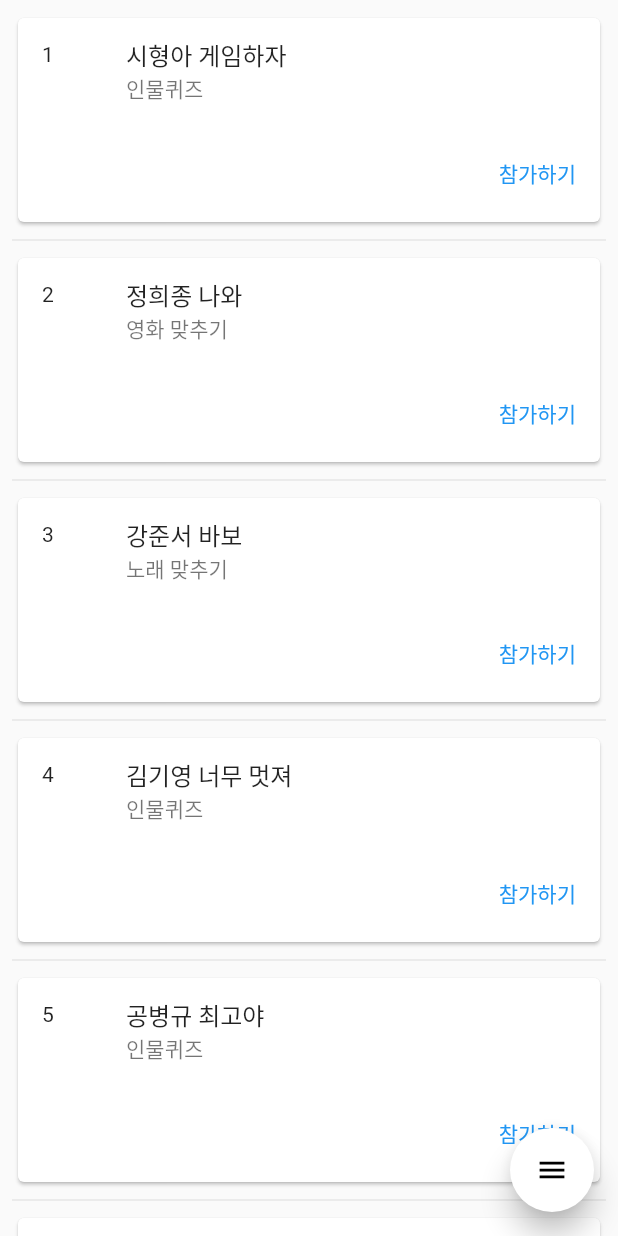
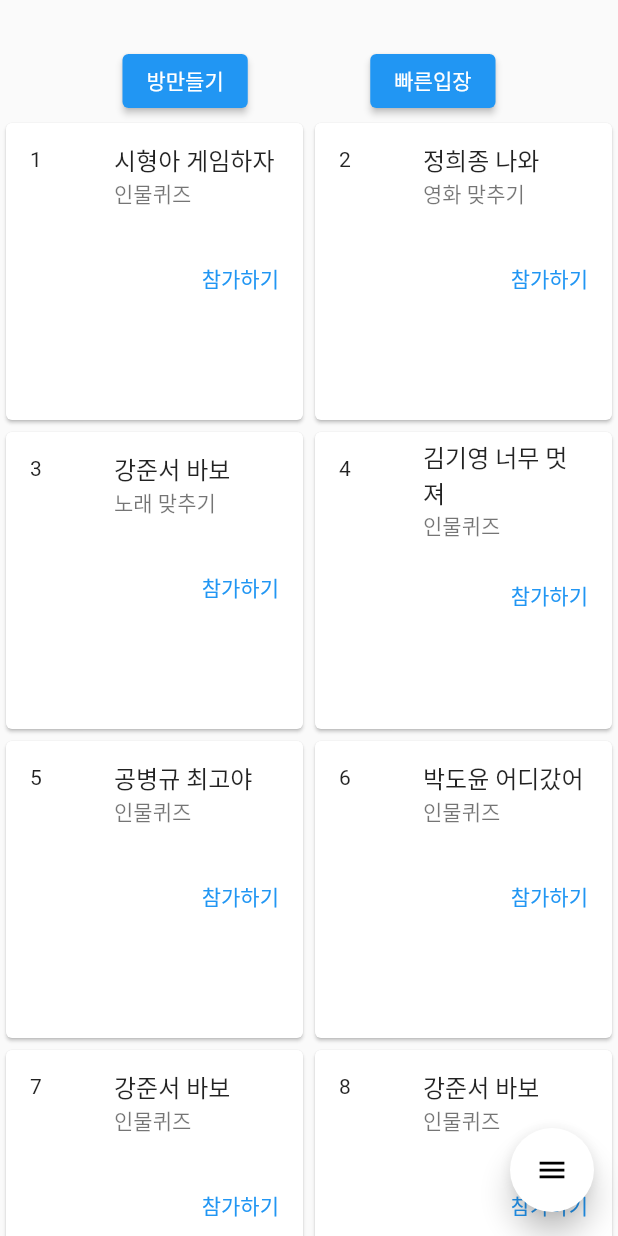
Before and after one commit to sihyeong671/quizApp, a Flutter app: the Lobby screen opened directly, on a phone screen of 412 x 824 dp. Run offline on Flutter 3.47's test engine with Material 2 defaults, Android fonts, the phone set to English and light mode, and no system bars; drawn by our look-alikes of flutter_speed_dial; our stand-ins replace flutter_svg.

Commit message:
client: add make new room, enter room buttons in lobby

```diff
--- a/client/lib/lobby/lobby.dart
+++ b/client/lib/lobby/lobby.dart
@@ -15,7 +15,16 @@ class _LobbyState extends State<Lobby> {
     '강준서 바보',
     '김기영 너무 멋져',
     '공병규 최고야',
-    '박도윤 어디갔어'
+    '박도윤 어디갔어',
+    '강준서 바보',
+    '강준서 바보',
+    '강준서 바보',
+    '강준서 바보',
+    '강준서 바보',
+    '강준서 바보',
+    '강준서 바보',
+    '강준서 바보',
+    '강준서 바보',
   ];
 
   final List<String> wons = <String>[
@@ -24,7 +33,16 @@ class _LobbyState extends State<Lobby> {
     "노래 맞추기",
     "인물퀴즈",
     "인물퀴즈",
-    "인물퀴즈"
+    "인물퀴즈",
+    "인물퀴즈",
+    "인물퀴즈",
+    "인물퀴즈",
+    "인물퀴즈",
+    "인물퀴즈",
+    "인물퀴즈",
+    "인물퀴즈",
+    "인물퀴즈",
+    "인물퀴즈",
   ];
 
   @override
@@ -32,10 +50,29 @@ class _LobbyState extends State<Lobby> {
     return Scaffold(
       // backgroundColor: Colors.amber,
       floatingActionButton: FloatingButton(),
-      body: ListView.separated(
-        itemCount: comments.length,
-        padding: EdgeInsets.all(8),
-        itemBuilder: (context, index) {
+      body:
+        SingleChildScrollView(
+          child: Column(
+            children: <Widget>[
+              Padding(padding: EdgeInsets.only(top: 30.0)),
+              Row(
+                mainAxisAlignment: MainAxisAlignment.spaceEvenly,
+                children: <Widget>[
+                  ElevatedButton(
+                    child: Text('방만들기'),
+                    onPressed: () {},
+                  ),
+                  ElevatedButton(
+                    child: Text('빠른입장'),
+                    onPressed: () {},
+                  ),
+                ],
+              ),
+              Container(
+                height: 1000,
+                child: GridView.count(
+                  crossAxisCount: 2,
+                  children: List.generate(comments.length, (index) {
                     return Card(
                       child: Column(
                         mainAxisSize: MainAxisSize.min,
@@ -56,9 +93,11 @@ class _LobbyState extends State<Lobby> {
                         ]
                       )
                     );
-        }, separatorBuilder: (BuildContext context, int index) {
-          return Divider();
-        },
+                  }),
+                ),
+              )
+            ]
+          ),
         )
     );
   }
```
Lines whose indentation alone changed are shown as unchanged.
